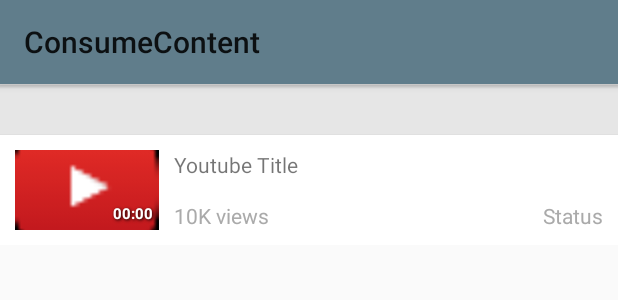
After one commit to Ertyguy/ContTent, an Android app: the layout item_youtube_divider.xml on its own in the app's theme, with its tools: preview values and no code run, on a phone screen of 412 x 824 dp. The commit adds this screen. Shown: the top 300 px of the screen. Run offline under Robolectric (Android 15) with nearby library versions, the phone set to English and light mode, and no system bars.

Commit message:
Youtube items divided by Date category (check point for changing the Actionbar into a Toolbar)

```diff
--- a/app/src/main/res/layout/item_list_divider.xml
+++ b/app/src/main/res/layout/item_list_divider.xml
@@ -11,17 +11,17 @@
         android:layout_height="2dp"
         android:background="@drawable/shadow_bottom" />
 
-
-
     <TextView
         android:layout_width="wrap_content"
         android:layout_height="wrap_content"
-        android:textColor="@android:color/tertiary_text_dark"
-        android:textSize="20sp"
+        android:textColor="@color/gray_accent"
+        android:textSize="14sp"
         android:textStyle="bold"
-        android:padding="12dp"
-        android:id="@+id/text_tv"
-        android:visibility="gone"/>
+        android:layout_gravity="center_vertical"
+        android:paddingLeft="12dp"
+        android:layout_marginTop="5dp"
+        android:layout_marginBottom="5dp"
+        android:id="@+id/text_tv"/>
 
 
 </LinearLayout>
--- a/app/src/main/res/layout/item_youtube.xml
+++ b/app/src/main/res/layout/item_youtube.xml
@@ -14,8 +14,8 @@
         <ImageView
             android:id="@+id/thumbnail_iv"
             android:layout_width="96dp"
-            android:layout_height="54dp"
-            android:scaleType="fitCenter"
+            android:layout_height="53dp"
+            android:scaleType="centerCrop"
             android:contentDescription="@null"
             android:src="@drawable/ic_youtube_icon"
             android:layout_marginRight="10dp"
@@ -30,9 +30,8 @@
             android:layout_toRightOf="@+id/thumbnail_iv"
             android:layout_toEndOf="@+id/thumbnail_iv"
             android:minLines="2"
-            android:ellipsize="end"
-            android:layout_toLeftOf="@+id/date_tv"
-            android:layout_toStartOf="@+id/date_tv" />
+            android:maxLines="2"
+            android:ellipsize="end"/>
 
         <TextView
             android:layout_width="wrap_content"
@@ -57,10 +56,11 @@
             android:layout_height="wrap_content"
             android:text="10K views"
             android:id="@+id/views_tv"
+            android:textColor="@android:color/darker_gray"
             android:layout_toEndOf="@+id/thumbnail_iv"
             android:layout_alignBottom="@+id/thumbnail_iv"
             android:layout_toRightOf="@+id/thumbnail_iv" />
-
+<!--
         <TextView
             android:layout_width="wrap_content"
             android:layout_height="wrap_content"
@@ -70,7 +70,7 @@
             android:textSize="10sp"
             android:layout_alignParentTop="true"
             android:layout_alignRight="@+id/status_tv"
-            android:layout_alignEnd="@+id/status_tv" />
+            android:layout_alignEnd="@+id/status_tv" />-->
 
         <TextView
             android:layout_width="wrap_content"
--- /dev/null
+++ b/app/src/main/res/layout/item_youtube_divider.xml
@@ -0,0 +1,13 @@
+<?xml version="1.0" encoding="utf-8"?>
+<LinearLayout xmlns:android="http://schemas.android.com/apk/res/android"
+    android:orientation="vertical" android:layout_width="match_parent"
+    android:layout_height="wrap_content">
+
+    <View style="@style/divider"/>
+
+    <include layout="@layout/item_list_divider"/>
+
+
+    <include layout="@layout/item_youtube" />
+
+</LinearLayout>
--- a/app/src/main/res/values/colors.xml
+++ b/app/src/main/res/values/colors.xml
@@ -5,7 +5,8 @@
     <color name="primary_dark">#455A64</color>
     <color name="accent">#FB8C00</color>
 
-    <color name="gray">#ffcccccc</color>
+    <color name="gray">#ffe6e6e6</color>
+    <color name="gray_accent">#ff9c9c9c</color>
 
     <color name="blue_twitter">#55acee</color>
     <color name="red_youtube">#D50000</color>
```
Also changed, not shown: app/src/main/java/com/edaviessmith/consumecontent/YoutubeFragment.java (+81 -6 lines), app/src/main/java/com/edaviessmith/consumecontent/util/Var.java (+76 -0 lines), app/src/main/res/drawable-xhdpi/ic_close_white_36dp.png (added).
